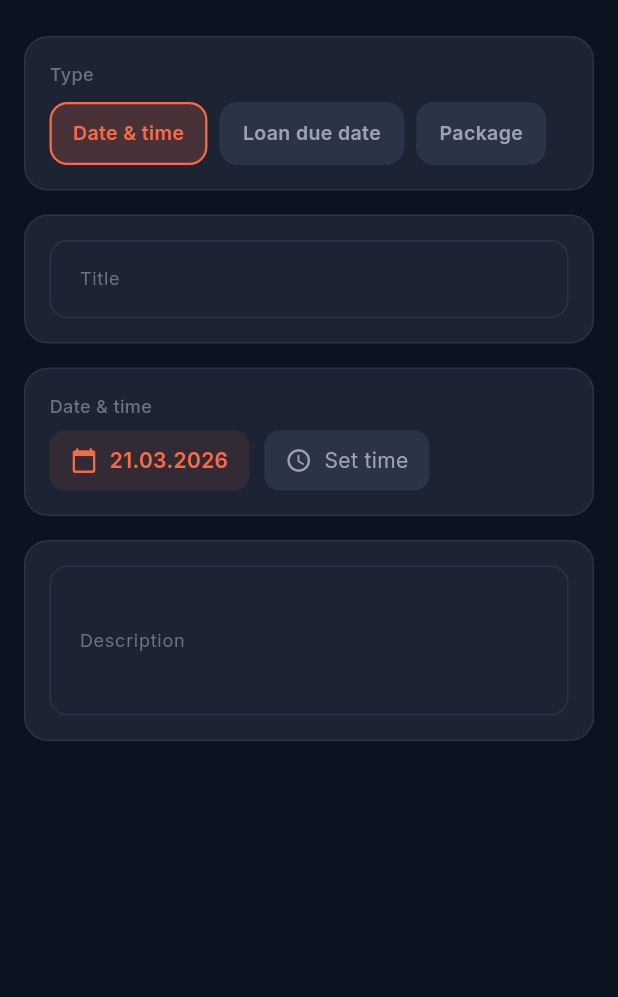
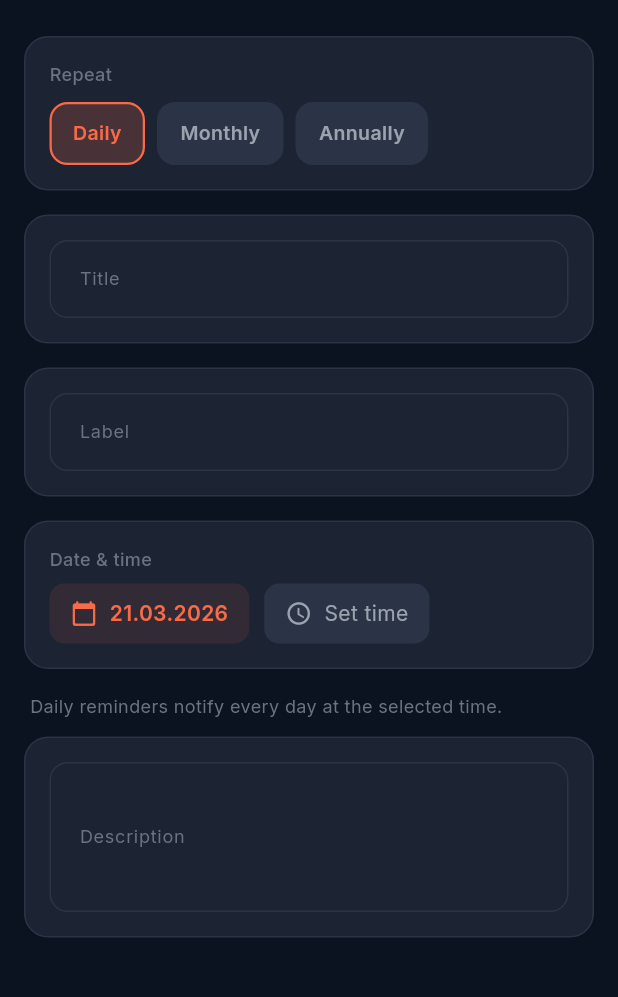
Before and after one commit to umakaranuma/moneyman, a Flutter app: the RemindersScreen screen opened by its route, after a tap on "Add reminder", on a phone screen of 412 x 824 dp, the part 72-1069 px from its top. Run offline on Flutter 3.47's test engine with Material 3 defaults, Android fonts, the phone set to English and light mode, and no system bars; our stand-ins replace fl_chart, flutter_local_notifications, go_router, google_fonts, hive, hive_flutter and 6 more; missing offline and left inert: flutter_sms_inbox; accounts and stored records are empty.

Commit message:
Enhance reminder functionality with recurrence support and UI updates
- Introduced a new ReminderRecurrence enum to handle daily, monthly, and annual reminders.
- Updated the Reminder model to include a recurrence field and label.
- Modified the AddEditReminderScreen to allow users to select recurrence options.
- Simplified the RemindersScreen to display all reminders in a unified list, enhancing user experience.
- Improved notification scheduling logic to accommodate different recurrence types for reminders.

```diff
--- a/lib/models/reminder.dart
+++ b/lib/models/reminder.dart
@@ -6,11 +6,19 @@ enum ReminderType {
   package,
 }
 
+/// Recurrence for general reminders.
+enum ReminderRecurrence {
+  daily,
+  monthly,
+  annually,
+}
+
 /// A reminder for either a loan due date or a package/subscription expiry.
 class Reminder {
   final String id;
   final ReminderType type;
   final String title;
+  final String? label;
   final DateTime createdAt;
 
   // Loan: due date and time, amount, optional note
@@ -19,6 +27,7 @@ class Reminder {
   final int? dueTimeMinute; // 0-59
   final double? loanAmount;
   final String? note;
+  final ReminderRecurrence recurrence;
 
   // Package: activation date, expiry date
   final DateTime? activationDate;
@@ -32,12 +41,14 @@ class Reminder {
     required this.id,
     required this.type,
     required this.title,
+    this.label,
     required this.createdAt,
     this.dueDate,
     this.dueTimeHour,
     this.dueTimeMinute,
     this.loanAmount,
     this.note,
+    this.recurrence = ReminderRecurrence.daily,
     this.activationDate,
     this.expiryDate,
     this.notificationIdDayBefore,
@@ -56,12 +67,14 @@ class Reminder {
       'id': id,
       'type': type.name,
       'title': title,
+      'label': label,
       'createdAt': createdAt.toIso8601String(),
       'dueDate': dueDate?.toIso8601String(),
       'dueTimeHour': dueTimeHour,
       'dueTimeMinute': dueTimeMinute,
       'loanAmount': loanAmount,
       'note': note,
+      'recurrence': recurrence.name,
       'activationDate': activationDate?.toIso8601String(),
       'expiryDate': expiryDate?.toIso8601String(),
       'notificationIdDayBefore': notificationIdDayBefore,
@@ -77,6 +90,7 @@ class Reminder {
         orElse: () => ReminderType.loan,
       ),
       title: json['title'] as String,
+      label: json['label'] as String?,
       createdAt: DateTime.parse(json['createdAt'] as String),
       dueDate: json['dueDate'] != null
           ? DateTime.parse(json['dueDate'] as String)
@@ -85,6 +99,10 @@ class Reminder {
       dueTimeMinute: json['dueTimeMinute'] as int?,
       loanAmount: (json['loanAmount'] as num?)?.toDouble(),
       note: json['note'] as String?,
+      recurrence: ReminderRecurrence.values.firstWhere(
+        (e) => e.name == json['recurrence'],
+        orElse: () => ReminderRecurrence.daily,
+      ),
       activationDate: json['activationDate'] != null
           ? DateTime.parse(json['activationDate'] as String)
           : null,
@@ -100,12 +118,14 @@ class Reminder {
     String? id,
     ReminderType? type,
     String? title,
+    String? label,
     DateTime? createdAt,
     DateTime? dueDate,
     int? dueTimeHour,
     int? dueTimeMinute,
     double? loanAmount,
     String? note,
+    ReminderRecurrence? recurrence,
     DateTime? activationDate,
     DateTime? expiryDate,
     int? notificationIdDayBefore,
@@ -115,12 +135,14 @@ class Reminder {
       id: id ?? this.id,
       type: type ?? this.type,
       title: title ?? this.title,
+      label: label ?? this.label,
       createdAt: createdAt ?? this.createdAt,
       dueDate: dueDate ?? this.dueDate,
       dueTimeHour: dueTimeHour ?? this.dueTimeHour,
       dueTimeMinute: dueTimeMinute ?? this.dueTimeMinute,
       loanAmount: loanAmount ?? this.loanAmount,
       note: note ?? this.note,
+      recurrence: recurrence ?? this.recurrence,
       activationDate: activationDate ?? this.activationDate,
       expiryDate: expiryDate ?? this.expiryDate,
       notificationIdDayBefore:
--- a/lib/screens/add_edit_reminder_screen.dart
+++ b/lib/screens/add_edit_reminder_screen.dart
@@ -19,38 +19,32 @@ class AddEditReminderScreen extends StatefulWidget {
 class _AddEditReminderScreenState extends State<AddEditReminderScreen> {
   final _formKey = GlobalKey<FormState>();
   late TextEditingController _titleController;
-  late TextEditingController _amountController;
+  late TextEditingController _labelController;
   late TextEditingController _noteController;
 
-  late ReminderType _type;
+  late ReminderRecurrence _recurrence;
   late DateTime _dueDate;
   int? _dueTimeHour;
   int? _dueTimeMinute;
-  late DateTime _activationDate;
-  late DateTime _expiryDate;
 
   @override
   void initState() {
     super.initState();
     final r = widget.reminder;
     _titleController = TextEditingController(text: r?.title ?? '');
-    _amountController = TextEditingController(
-      text: r?.loanAmount != null ? r!.loanAmount!.toStringAsFixed(0) : '',
-    );
+    _labelController = TextEditingController(text: r?.label ?? '');
     _noteController = TextEditingController(text: r?.note ?? '');
 
-    _type = r?.type ?? ReminderType.general;
+    _recurrence = r?.recurrence ?? ReminderRecurrence.daily;
     _dueDate = r?.dueDate ?? DateTime.now().add(const Duration(days: 1));
     _dueTimeHour = r?.dueTimeHour;
     _dueTimeMinute = r?.dueTimeMinute;
-    _activationDate = r?.activationDate ?? DateTime.now();
-    _expiryDate = r?.expiryDate ?? DateTime.now().add(const Duration(days: 30));
   }
 
   @override
   void dispose() {
     _titleController.dispose();
-    _amountController.dispose();
+    _labelController.dispose();
     _noteController.dispose();
     super.dispose();
   }
@@ -107,71 +101,24 @@ class _AddEditReminderScreenState extends State<AddEditReminderScreen> {
     }
   }
 
-  Future<void> _pickActivationDate(BuildContext context) async {
-    final p = await showDatePicker(
-      context: context,
-      initialDate: _activationDate,
-      firstDate: DateTime(2020),
-      lastDate: DateTime(2100),
-      builder: (c, child) => Theme(
-        data: Theme.of(c).copyWith(
-          colorScheme: const ColorScheme.dark(
-            primary: AppColors.primary,
-            onPrimary: Colors.white,
-            surface: AppColors.surface,
-            onSurface: AppColors.textPrimary,
-          ),
-        ),
-        child: child!,
-      ),
-    );
-    if (p != null && mounted) setState(() => _activationDate = p);
-  }
-
-  Future<void> _pickExpiryDate(BuildContext context) async {
-    final p = await showDatePicker(
-      context: context,
-      initialDate: _expiryDate,
-      firstDate: _activationDate,
-      lastDate: DateTime(2100),
-      builder: (c, child) => Theme(
-        data: Theme.of(c).copyWith(
-          colorScheme: const ColorScheme.dark(
-            primary: AppColors.primary,
-            onPrimary: Colors.white,
-            surface: AppColors.surface,
-            onSurface: AppColors.textPrimary,
-          ),
-        ),
-        child: child!,
-      ),
-    );
-    if (p != null && mounted) setState(() => _expiryDate = p);
-  }
-
   void _save() async {
     if (!_formKey.currentState!.validate()) return;
 
     final now = DateTime.now();
     final id = widget.reminder?.id ?? Helpers.generateId();
-
-    double? amount;
-    if (_type == ReminderType.loan && _amountController.text.trim().isNotEmpty) {
-      amount = double.tryParse(_amountController.text.trim());
-    }
+    final normalizedLabel = _labelController.text.trim();
 
     final reminder = Reminder(
       id: id,
-      type: _type,
+      type: ReminderType.general,
       title: _titleController.text.trim(),
+      label: normalizedLabel.isEmpty ? null : normalizedLabel,
       createdAt: widget.reminder?.createdAt ?? now,
-      dueDate: _type == ReminderType.general || _type == ReminderType.loan ? _dueDate : null,
-      dueTimeHour: _type == ReminderType.general || _type == ReminderType.loan ? _dueTimeHour : null,
-      dueTimeMinute: _type == ReminderType.general || _type == ReminderType.loan ? _dueTimeMinute : null,
-      loanAmount: amount,
+      dueDate: _dueDate,
+      dueTimeHour: _dueTimeHour,
+      dueTimeMinute: _dueTimeMinute,
+      recurrence: _recurrence,
       note: _noteController.text.trim().isEmpty ? null : _noteController.text.trim(),
-      activationDate: _type == ReminderType.package ? _activationDate : null,
-      expiryDate: _type == ReminderType.package ? _expiryDate : null,
     );
 
     if (widget.reminder != null) {
@@ -243,13 +190,12 @@ class _AddEditReminderScreenState extends State<AddEditReminderScreen> {
         child: ListView(
           padding: const EdgeInsets.all(16),
           children: [
-            // Type selector
             _card(
               child: Column(
                 crossAxisAlignment: CrossAxisAlignment.start,
                 children: [
                   Text(
-                    'Type',
+                    'Repeat',
                     style: GoogleFonts.inter(
                       fontSize: 12,
                       color: AppColors.textMuted,
@@ -261,17 +207,15 @@ class _AddEditReminderScreenState extends State<AddEditReminderScreen> {
                     spacing: 8,
                     runSpacing: 8,
                     children: [
-                      _typeChip(ReminderType.general, 'Date & time'),
-                      _typeChip(ReminderType.loan, 'Loan due date'),
-                      _typeChip(ReminderType.package, 'Package'),
+                      _recurrenceChip(ReminderRecurrence.daily, 'Daily'),
+                      _recurrenceChip(ReminderRecurrence.monthly, 'Monthly'),
+                      _recurrenceChip(ReminderRecurrence.annually, 'Annually'),
                     ],
                   ),
                 ],
               ),
             ),
             const SizedBox(height: 16),
-
-            // Title
             _card(
               child: TextFormField(
                 controller: _titleController,
@@ -281,11 +225,7 @@ class _AddEditReminderScreenState extends State<AddEditReminderScreen> {
                   fontWeight: FontWeight.w600,
                 ),
                 decoration: InputDecoration(
-                  hintText: _type == ReminderType.general
-                      ? 'e.g. Call mom'
-                      : _type == ReminderType.loan
-                          ? 'e.g. John\'s loan'
-                          : 'e.g. Cursor subscription',
+                  hintText: 'e.g. Pay internet bill',
                   hintStyle: GoogleFonts.inter(color: AppColors.textMuted),
                   border: InputBorder.none,
                   labelText: 'Title',
@@ -298,19 +238,47 @@ class _AddEditReminderScreenState extends State<AddEditReminderScreen> {
               ),
             ),
             const SizedBox(height: 16),
-
-            if (_type == ReminderType.general) ...[
+            _card(
+              child: TextFormField(
+                controller: _labelController,
+                style: GoogleFonts.inter(color: AppColors.textPrimary),
+                decoration: InputDecoration(
+                  hintText: 'e.g. Bills (optional)',
+                  hintStyle: GoogleFonts.inter(color: AppColors.textMuted),
+                  border: InputBorder.none,
+                  labelText: 'Label',
+                  labelStyle: GoogleFonts.inter(color: AppColors.textMuted, fontSize: 12),
+                ),
+              ),
+            ),
+            const SizedBox(height: 16),
             _dateTimeCard(
               label: 'Date & time',
               date: _dueDate,
-                onDateTap: () { _pickDueDate(context); },
+              onDateTap: () {
+                _pickDueDate(context);
+              },
               showTime: true,
               timeLabel: _dueTimeHour != null
                   ? '${_dueTimeHour.toString().padLeft(2, '0')}:${(_dueTimeMinute ?? 0).toString().padLeft(2, '0')}'
                   : 'Set time',
-                onTimeTap: () { _pickTime(context); },
+              onTimeTap: () {
+                _pickTime(context);
+              },
             ),
             const SizedBox(height: 16),
+            Padding(
+              padding: const EdgeInsets.only(left: 4, bottom: 12),
+              child: Text(
+                _recurrence == ReminderRecurrence.daily
+                    ? 'Daily reminders notify every day at the selected time.'
+                    : 'You will be notified one day before and on the day at the selected time.',
+                style: GoogleFonts.inter(
+                  fontSize: 12,
+                  color: AppColors.textMuted,
+                ),
+              ),
+            ),
             _card(
               child: TextFormField(
                 controller: _noteController,
@@ -324,78 +292,16 @@ class _AddEditReminderScreenState extends State<AddEditReminderScreen> {
                 ),
               ),
             ),
-            ] else if (_type == ReminderType.loan) ...[
-              _dateTimeCard(
-                label: 'Due date',
-                date: _dueDate,
-                onDateTap: () { _pickDueDate(context); },
-                showTime: true,
-                timeLabel: _dueTimeHour != null
-                    ? '${_dueTimeHour.toString().padLeft(2, '0')}:${(_dueTimeMinute ?? 0).toString().padLeft(2, '0')}'
-                    : 'Set time (optional)',
-                onTimeTap: () { _pickTime(context); },
-              ),
-              const SizedBox(height: 16),
-              _card(
-                child: TextFormField(
-                  controller: _amountController,
-                  keyboardType: const TextInputType.numberWithOptions(decimal: true),
-                  style: GoogleFonts.inter(color: AppColors.textPrimary),
-                  decoration: InputDecoration(
-                    hintText: 'Loan amount (optional)',
-                    hintStyle: GoogleFonts.inter(color: AppColors.textMuted),
-                    border: InputBorder.none,
-                    prefixText: 'Rs. ',
-                    prefixStyle: GoogleFonts.inter(color: AppColors.textSecondary),
-                  ),
-                ),
-              ),
-              const SizedBox(height: 16),
-              _card(
-                child: TextFormField(
-                  controller: _noteController,
-                  maxLines: 2,
-                  style: GoogleFonts.inter(color: AppColors.textPrimary),
-                  decoration: const InputDecoration(
-                    hintText: 'Note (optional)',
-                    border: InputBorder.none,
-                  ),
-                ),
-              ),
-            ] else ...[
-              _dateTimeCard(
-                label: 'Activated on',
-                date: _activationDate,
-                onDateTap: () { _pickActivationDate(context); },
-              ),
-              const SizedBox(height: 12),
-              _dateTimeCard(
-                label: 'Expires on',
-                date: _expiryDate,
-                onDateTap: () { _pickExpiryDate(context); },
-              ),
-              const SizedBox(height: 12),
-              Padding(
-                padding: const EdgeInsets.only(left: 4),
-                child: Text(
-                  'You\'ll get a notification the day before expiry: "Your [title] was activated on [date], it will expire tomorrow – renew or activate."',
-                  style: GoogleFonts.inter(
-                    fontSize: 12,
-                    color: AppColors.textMuted,
-                  ),
-                ),
-              ),
-            ],
           ],
         ),
       ),
     );
   }
 
-  Widget _typeChip(ReminderType type, String label) {
-    final selected = _type == type;
+  Widget _recurrenceChip(ReminderRecurrence recurrence, String label) {
+    final selected = _recurrence == recurrence;
     return GestureDetector(
-      onTap: () => setState(() => _type = type),
+      onTap: () => setState(() => _recurrence = recurrence),
       child: Container(
         padding: const EdgeInsets.symmetric(horizontal: 14, vertical: 10),
         decoration: BoxDecoration(
--- a/lib/screens/reminders_screen.dart
+++ b/lib/screens/reminders_screen.dart
@@ -73,10 +73,6 @@ class _RemindersScreenState extends State<RemindersScreen> {
 
   @override
   Widget build(BuildContext context) {
-    final generalReminders = _reminders.where((r) => r.type == ReminderType.general).toList();
-    final loanReminders = _reminders.where((r) => r.type == ReminderType.loan).toList();
-    final packageReminders = _reminders.where((r) => r.type == ReminderType.package).toList();
-
     return Scaffold(
       backgroundColor: AppColors.background,
       appBar: AppBar(
@@ -131,20 +127,8 @@ class _RemindersScreenState extends State<RemindersScreen> {
               child: ListView(
                 padding: const EdgeInsets.fromLTRB(16, 8, 16, 100),
                 children: [
-                  if (generalReminders.isNotEmpty) ...[
-                    _sectionHeader('Reminders', Icons.notifications_active_rounded),
-                    ...generalReminders.map((r) => _buildReminderCard(r, _isHighlighted(r))),
-                  ],
-                  if (loanReminders.isNotEmpty) ...[
-                    const SizedBox(height: 16),
-                    _sectionHeader('Loan reminders', Icons.account_balance_wallet_rounded),
-                    ...loanReminders.map((r) => _buildReminderCard(r, _isHighlighted(r))),
-                  ],
-                  if (packageReminders.isNotEmpty) ...[
-                    const SizedBox(height: 16),
-                    _sectionHeader('Package / subscription', Icons.card_membership_rounded),
-                    ...packageReminders.map((r) => _buildReminderCard(r, _isHighlighted(r))),
-                  ],
+                  _sectionHeader('Reminders', Icons.notifications_active_rounded),
+                  ..._reminders.map((r) => _buildReminderCard(r, _isHighlighted(r))),
                 ],
               ),
             ),
@@ -209,8 +193,9 @@ class _RemindersScreenState extends State<RemindersScreen> {
   }
 
   Widget _buildReminderCard(Reminder reminder, bool isHighlighted) {
-    final isGeneral = reminder.type == ReminderType.general;
-    final isLoan = reminder.type == ReminderType.loan;
+    final rawLabel = reminder.label?.trim();
+    final displayLabel =
+        (rawLabel != null && rawLabel.isNotEmpty) ? rawLabel : 'Reminder';
     final effectiveDate = reminder.effectiveDate;
     final isPast = effectiveDate != null && effectiveDate.isBefore(DateTime.now()) &&
         (effectiveDate.day != DateTime.now().day || effectiveDate.month != DateTime.now().month || effectiveDate.year != DateTime.now().year);
@@ -220,23 +205,14 @@ class _RemindersScreenState extends State<RemindersScreen> {
       borderColor = AppColors.primary;
     } else if (isPast) {
       borderColor = AppColors.textMuted.withValues(alpha: 0.3);
-    } else if (isGeneral) {
+    } else if (reminder.type == ReminderType.general) {
       borderColor = AppColors.primary.withValues(alpha: 0.3);
-    } else if (isLoan) {
-      borderColor = AppColors.expense.withValues(alpha: 0.3);
     } else {
-      borderColor = AppColors.secondary.withValues(alpha: 0.3);
+      borderColor = AppColors.primary.withValues(alpha: 0.2);
     }
 
-    IconData icon = Icons.notifications_rounded;
-    Color iconColor = AppColors.primary;
-    if (isLoan) {
-      icon = Icons.account_balance_wallet_rounded;
-      iconColor = AppColors.expense;
-    } else if (reminder.type == ReminderType.package) {
-      icon = Icons.card_membership_rounded;
-      iconColor = AppColors.secondary;
-    }
+    const icon = Icons.notifications_rounded;
+    final iconColor = AppColors.primary;
 
     return Container(
       margin: const EdgeInsets.only(bottom: 10),
@@ -271,7 +247,7 @@ class _RemindersScreenState extends State<RemindersScreen> {
           child: Padding(
             padding: const EdgeInsets.all(16),
             child: Row(
-              crossAxisAlignment: CrossAxisAlignment.start,
+              crossAxisAlignment: CrossAxisAlignment.center,
               children: [
                 Container(
                   padding: const EdgeInsets.all(10),
@@ -311,6 +287,17 @@ class _RemindersScreenState extends State<RemindersScreen> {
                           ),
                         ),
                       ],
+                      if (reminder.type == ReminderType.general) ...[
+                        Wrap(
+                          spacing: 6,
+                          runSpacing: 6,
+                          children: [
+                            _labelPill(displayLabel),
+                            _metaPill(_generalRecurrenceLabel(reminder.recurrence)),
+                          ],
+                        ),
+                        const SizedBox(height: 6),
+                      ],
                       Text(
                         reminder.title,
                         style: GoogleFonts.inter(
@@ -320,7 +307,7 @@ class _RemindersScreenState extends State<RemindersScreen> {
                         ),
                       ),
                       const SizedBox(height: 6),
-                      if (isGeneral && reminder.dueDate != null) ...[
+                      if (reminder.dueDate != null) ...[
                         Text(
                           '${DateFormat('dd.MM.yyyy').format(reminder.dueDate!)}'
                               '${reminder.dueTimeHour != null ? " at ${reminder.dueTimeHour!.toString().padLeft(2, '0')}:${(reminder.dueTimeMinute ?? 0).toString().padLeft(2, '0')}" : ""}',
@@ -342,40 +329,6 @@ class _RemindersScreenState extends State<RemindersScreen> {
                               overflow: TextOverflow.ellipsis,
                             ),
                           ),
-                      ] else if (isLoan && reminder.dueDate != null) ...[
-                        Text(
-                          'Due: ${DateFormat('dd.MM.yyyy').format(reminder.dueDate!)}'
-                              '${reminder.dueTimeHour != null ? " at ${reminder.dueTimeHour!.toString().padLeft(2, '0')}:${(reminder.dueTimeMinute ?? 0).toString().padLeft(2, '0')}" : ""}',
-                          style: GoogleFonts.inter(
-                            fontSize: 13,
-                            color: AppColors.textSecondary,
-                          ),
-                        ),
-                        if (reminder.loanAmount != null)
-                          Text(
-                            'Rs. ${reminder.loanAmount!.toStringAsFixed(0)}',
-                            style: GoogleFonts.inter(
-                              fontSize: 13,
-                              fontWeight: FontWeight.w600,
-                              color: AppColors.expense,
-                            ),
-                          ),
-                      ] else if (reminder.type == ReminderType.package && reminder.expiryDate != null) ...[
-                        Text(
-                          'Expires: ${DateFormat('dd.MM.yyyy').format(reminder.expiryDate!)}',
-                          style: GoogleFonts.inter(
-                            fontSize: 13,
-                            color: AppColors.textSecondary,
-                          ),
-                        ),
-                        if (reminder.activationDate != null)
-                          Text(
-                            'Activated: ${DateFormat('dd.MM.yyyy').format(reminder.activationDate!)}',
-                            style: GoogleFonts.inter(
-                              fontSize: 12,
-                              color: AppColors.textMuted,
-                            ),
-                          ),
                       ],
                     ],
                   ),
@@ -388,6 +341,56 @@ class _RemindersScreenState extends State<RemindersScreen> {
               ],
             ),
           ),
+        ),
+      ),
+    );
+  }
+
+  String _generalRecurrenceLabel(ReminderRecurrence recurrence) {
+    switch (recurrence) {
+      case ReminderRecurrence.daily:
+        return 'Daily';
+      case ReminderRecurrence.monthly:
+        return 'Monthly';
+      case ReminderRecurrence.annually:
+        return 'Annually';
+    }
+  }
+
+  Widget _metaPill(String text) {
+    return Container(
+      padding: const EdgeInsets.symmetric(horizontal: 8, vertical: 4),
+      decoration: BoxDecoration(
+        color: AppColors.surfaceVariant,
+        borderRadius: BorderRadius.circular(8),
+      ),
+      child: Text(
+        text,
+        style: GoogleFonts.inter(
+          fontSize: 11,
+          fontWeight: FontWeight.w600,
+          color: AppColors.textSecondary,
+        ),
+      ),
+    );
+  }
+
+  Widget _labelPill(String text) {
+    return Container(
+      padding: const EdgeInsets.symmetric(horizontal: 8, vertical: 4),
+      decoration: BoxDecoration(
+        borderRadius: BorderRadius.circular(8),
+        border: Border.all(
+          color: AppColors.primary,
+          width: 1.2,
+        ),
+      ),
+      child: Text(
+        text,
+        style: GoogleFonts.inter(
+          fontSize: 11,
+          fontWeight: FontWeight.w700,
+          color: AppColors.primary,
         ),
       ),
     );
--- a/lib/services/notification_service.dart
+++ b/lib/services/notification_service.dart
@@ -743,6 +743,7 @@ class NotificationService {
     required String title,
     required String body,
     required DateTime scheduledDate,
+    DateTimeComponents? matchDateTimeComponents,
     String? bigText,
     String? subText,
     String? largeIconDrawable,
@@ -789,6 +790,7 @@ class NotificationService {
             androidScheduleMode: mode,
             uiLocalNotificationDateInterpretation:
                 UILocalNotificationDateInterpretation.absoluteTime,
+            matchDateTimeComponents: matchDateTimeComponents,
           );
           developer.log(
             'Scheduled reminder $notificationId at $scheduledDate',
```
Also changed, not shown: lib/services/reminder_service.dart (+69 -7 lines). Lines whose indentation alone changed are shown as unchanged.
